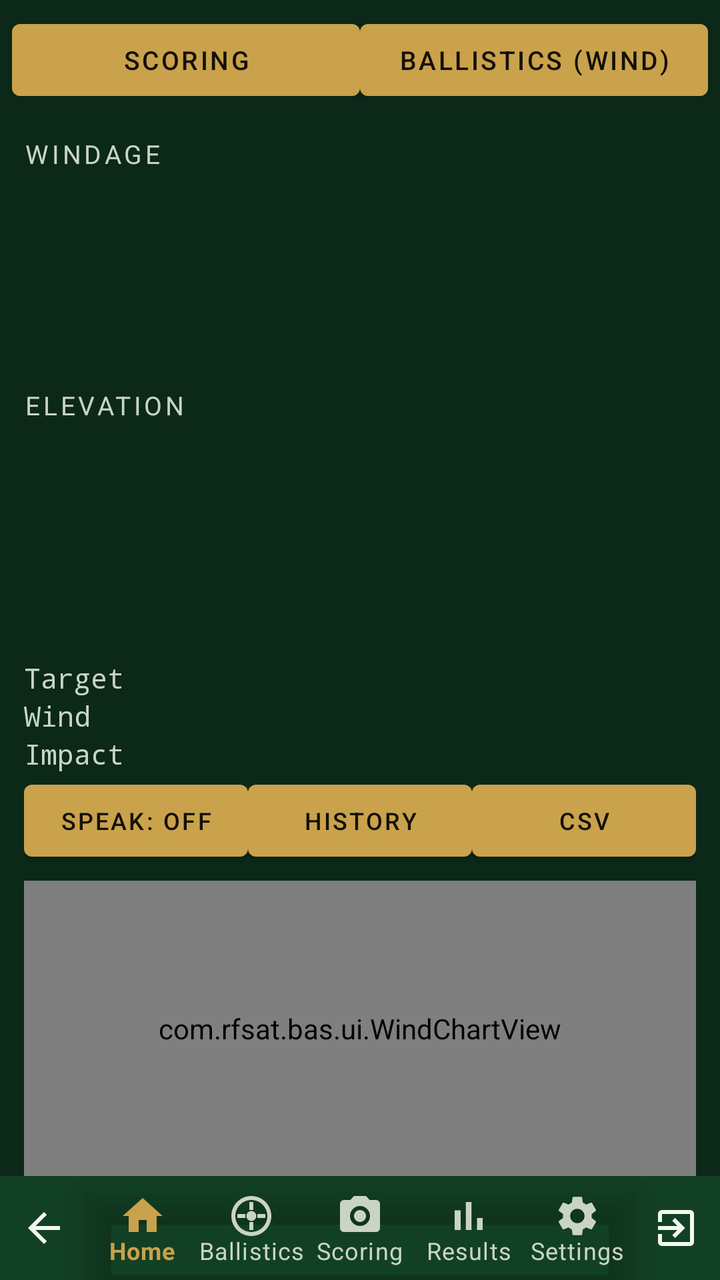
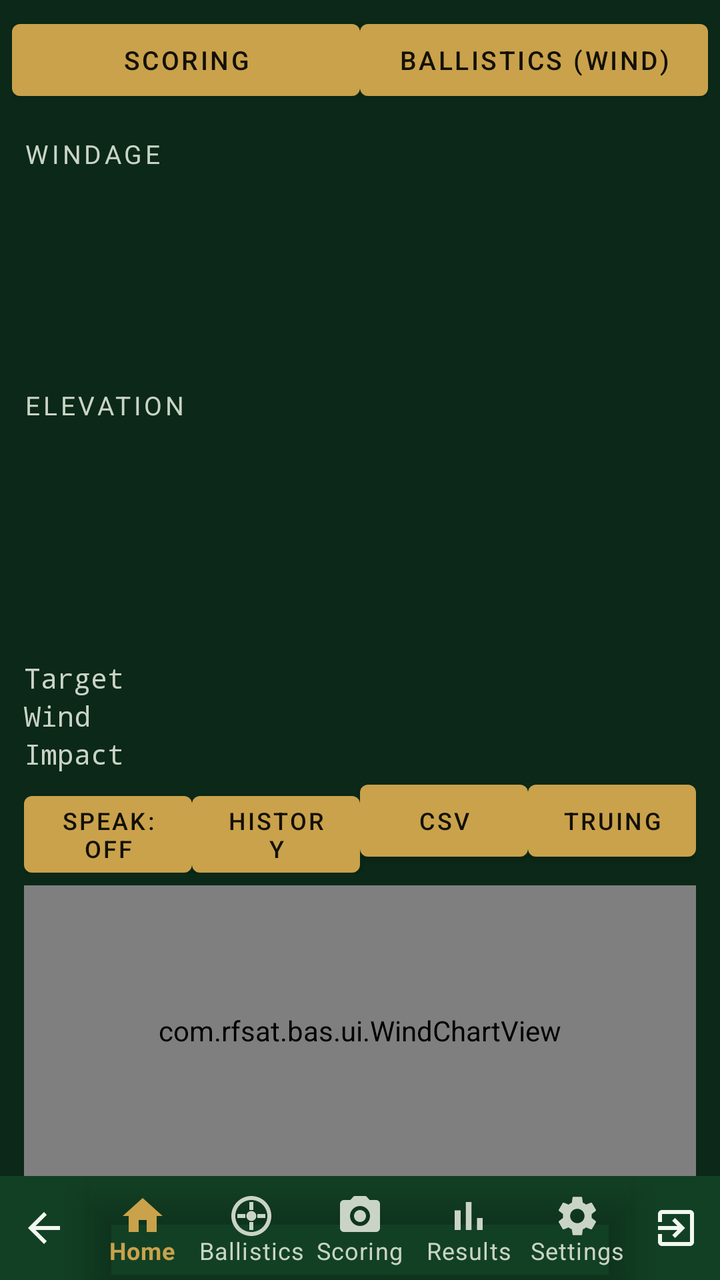

Two renders of the same Android screen: before a commit and after it. Below are the layout's source before the change and the commit's diff.
<!-- AndroidManifest.xml: application theme Theme.BAS -->
<!-- res/layout/activity_ballistics_results.xml -->
<?xml version="1.0" encoding="utf-8"?>
<LinearLayout xmlns:android="http://schemas.android.com/apk/res/android"
    xmlns:app="http://schemas.android.com/apk/res-auto"
    android:layout_width="match_parent"
    android:layout_height="match_parent"
    android:orientation="vertical">

    <LinearLayout
        android:layout_width="match_parent"
        android:layout_height="wrap_content"
        android:orientation="horizontal"
        android:padding="6dp">
        <Button android:id="@+id/btnTabScoring" android:text="Scoring"
            android:layout_width="0dp" android:layout_weight="1" android:layout_height="wrap_content"
            android:textSize="13sp" />
        <Button android:id="@+id/btnTabBallistics" android:text="Ballistics (wind)"
            android:layout_width="0dp" android:layout_weight="1" android:layout_height="wrap_content"
            android:textSize="13sp" />
    </LinearLayout>

    <LinearLayout
        android:layout_width="match_parent"
        android:layout_height="0dp"
        android:layout_weight="1"
        android:orientation="vertical"
        android:paddingStart="12dp"
        android:paddingEnd="12dp"
        android:paddingTop="8dp">

        
        <TextView
            android:id="@+id/tvWindageCaption"
            android:layout_width="match_parent"
            android:layout_height="wrap_content"
            android:maxLines="1"
            android:textSize="13sp"
            android:letterSpacing="0.12"
            android:text="WINDAGE" />

        <TextView
            android:id="@+id/tvWindageBig"
            android:layout_width="match_parent"
            android:layout_height="108dp"
            android:gravity="center"
            android:maxLines="1"
            android:textStyle="bold"
            android:textColor="?attr/colorAccent"
            android:autoSizeTextType="uniform"
            android:autoSizeMinTextSize="24sp"
            android:autoSizeMaxTextSize="110sp" />

        <TextView
            android:id="@+id/tvElevationCaption"
            android:layout_width="match_parent"
            android:layout_height="wrap_content"
            android:maxLines="1"
            android:textSize="13sp"
            android:letterSpacing="0.12"
            android:text="ELEVATION" />

        <TextView
            android:id="@+id/tvElevationBig"
            android:layout_width="match_parent"
            android:layout_height="108dp"
            android:gravity="center"
            android:maxLines="1"
            android:textStyle="bold"
            android:textColor="?attr/colorAccent"
            android:autoSizeTextType="uniform"
            android:autoSizeMinTextSize="24sp"
            android:autoSizeMaxTextSize="110sp" />

        
        <LinearLayout
            android:layout_width="match_parent"
            android:layout_height="wrap_content"
            android:layout_marginTop="10dp"
            android:orientation="horizontal">
            <TextView
                android:layout_width="wrap_content"
                android:layout_height="wrap_content"
                android:text="Target"
                android:textSize="14sp"
                android:fontFamily="monospace" />
            <TextView
                android:id="@+id/tvRowTarget"
                android:layout_width="0dp"
                android:layout_weight="1"
                android:layout_height="wrap_content"
                android:gravity="end"
                android:maxLines="1"
                android:autoSizeTextType="uniform"
                android:autoSizeMinTextSize="9sp"
                android:autoSizeMaxTextSize="14sp"
                android:fontFamily="monospace" />
        </LinearLayout>

        <LinearLayout
            android:layout_width="match_parent"
            android:layout_height="wrap_content"
            android:orientation="horizontal">
            <TextView
                android:layout_width="wrap_content"
                android:layout_height="wrap_content"
                android:text="Wind"
                android:textSize="14sp"
                android:fontFamily="monospace" />
            <TextView
                android:id="@+id/tvRowWind"
                android:layout_width="0dp"
                android:layout_weight="1"
                android:layout_height="wrap_content"
                android:gravity="end"
                android:maxLines="1"
                android:autoSizeTextType="uniform"
                android:autoSizeMinTextSize="9sp"
                android:autoSizeMaxTextSize="14sp"
                android:fontFamily="monospace" />
        </LinearLayout>

        
        <LinearLayout
            android:id="@+id/rowSession"
            android:layout_width="match_parent"
            android:layout_height="wrap_content"
            android:orientation="horizontal"
            android:visibility="gone">
            <TextView
                android:layout_width="wrap_content"
                android:layout_height="wrap_content"
                android:text="Session"
                android:textSize="14sp"
                android:fontFamily="monospace" />
            <TextView
                android:id="@+id/tvRowSession"
                android:layout_width="0dp"
                android:layout_weight="1"
                android:layout_height="wrap_content"
                android:gravity="end"
                android:maxLines="1"
                android:autoSizeTextType="uniform"
                android:autoSizeMinTextSize="9sp"
                android:autoSizeMaxTextSize="14sp"
                android:fontFamily="monospace" />
        </LinearLayout>

        <LinearLayout
            android:layout_width="match_parent"
            android:layout_height="wrap_content"
            android:orientation="horizontal">
            <TextView
                android:layout_width="wrap_content"
                android:layout_height="wrap_content"
                android:text="Impact"
                android:textSize="14sp"
                android:fontFamily="monospace" />
            <TextView
                android:id="@+id/tvRowImpact"
                android:layout_width="0dp"
                android:layout_weight="1"
                android:layout_height="wrap_content"
                android:gravity="end"
                android:maxLines="1"
                android:autoSizeTextType="uniform"
                android:autoSizeMinTextSize="9sp"
                android:autoSizeMaxTextSize="14sp"
                android:fontFamily="monospace" />
        </LinearLayout>

        <TextView
            android:id="@+id/tvWarnings"
            android:layout_width="match_parent"
            android:layout_height="wrap_content"
            android:layout_marginTop="4dp"
            android:textSize="12sp"
            android:visibility="gone" />

        
        <Button
            android:id="@+id/btnApplyToSet"
            android:layout_width="match_parent"
            android:layout_height="wrap_content"
            android:layout_marginTop="4dp"
            android:text="Apply wind estimate to other profile"
            android:visibility="gone" />

        
        <LinearLayout
            android:layout_width="match_parent"
            android:layout_height="wrap_content"
            android:orientation="horizontal">
            <Button android:id="@+id/btnSpeak" android:text="Speak: off"
                android:textSize="12sp"
                android:layout_width="0dp" android:layout_weight="1" android:layout_height="wrap_content"/>
            <Button android:id="@+id/btnHistory" android:text="History"
                android:textSize="12sp"
                android:layout_width="0dp" android:layout_weight="1" android:layout_height="wrap_content"/>
            <Button android:id="@+id/btnExportCsv" android:text="CSV"
                android:textSize="12sp"
                android:layout_width="0dp" android:layout_weight="1" android:layout_height="wrap_content"/>
        </LinearLayout>

        
        <com.rfsat.bas.ui.WindChartView
            android:id="@+id/windChart"
            android:layout_width="match_parent"
            android:layout_height="0dp"
            android:layout_weight="1"
            android:layout_marginTop="6dp" />

    </LinearLayout>

    <include layout="@layout/include_bottom_nav" />
</LinearLayout>
<!-- res/layout/include_bottom_nav.xml (included above) -->
<?xml version="1.0" encoding="utf-8"?>
<LinearLayout xmlns:android="http://schemas.android.com/apk/res/android"
    xmlns:app="http://schemas.android.com/apk/res-auto"
    android:layout_width="match_parent"
    android:layout_height="52dp"
    android:orientation="horizontal"
    android:background="?attr/colorSurface">

    
    <LinearLayout
        android:id="@+id/btnBack"
        android:layout_width="44dp"
        android:layout_height="match_parent"
        android:orientation="vertical"
        android:gravity="center"
        android:background="?attr/selectableItemBackgroundBorderless"
        android:contentDescription="Back">

        <ImageView
            android:layout_width="24dp"
            android:layout_height="24dp"
            android:src="@drawable/ic_nav_back"
            app:tint="?android:attr/textColorPrimary"
            android:importantForAccessibility="no" />
    </LinearLayout>

    <com.google.android.material.bottomnavigation.BottomNavigationView
        android:id="@+id/bottomNav"
        android:layout_width="0dp"
        android:layout_weight="1"
        android:layout_height="match_parent"
        android:background="@android:color/transparent"
        app:itemIconTint="@color/bottom_nav_item"
        app:itemTextColor="@color/bottom_nav_item"
        app:labelVisibilityMode="labeled"
        app:menu="@menu/bottom_nav_menu" />

    <LinearLayout
        android:id="@+id/btnExit"
        android:layout_width="44dp"
        android:layout_height="match_parent"
        android:orientation="vertical"
        android:gravity="center"
        android:background="?attr/selectableItemBackgroundBorderless"
        android:contentDescription="@string/nav_exit">

        
        <ImageView
            android:layout_width="24dp"
            android:layout_height="24dp"
            android:src="@drawable/ic_nav_exit"
            app:tint="?android:attr/textColorPrimary"
            android:importantForAccessibility="no" />
    </LinearLayout>
</LinearLayout>
<!-- resources referenced by this layout -->
<resources>
  <!-- drawable ic_nav_back (drawable) -->
  <vector xmlns:android="http://schemas.android.com/apk/res/android"
      android:width="24dp" android:height="24dp" android:viewportWidth="24" android:viewportHeight="24"
      android:tint="?attr/colorControlNormal">
      <path android:fillColor="@android:color/white"
          android:pathData="M20,11H7.8l5.6,-5.6L12,4l-8,8 8,8 1.4,-1.4L7.8,13H20V11z"/>
  </vector>
  <!-- drawable ic_nav_exit (drawable) -->
  <vector xmlns:android="http://schemas.android.com/apk/res/android"
      android:width="24dp" android:height="24dp"
      android:viewportWidth="24" android:viewportHeight="24">
      <path android:fillColor="@android:color/white" android:pathData="M10.09,15.59L11.5,17l5,-5 -5,-5 -1.41,1.41L12.67,11H3v2h9.67l-2.58,2.59zM19,3H5c-1.11,0 -2,0.9 -2,2v4h2V5h14v14H5v-4H3v4c0,1.1 0.89,2 2,2h14c1.1,0 2,-0.9 2,-2V5c0,-1.1 -0.9,-2 -2,-2z" />
  </vector>
  <string name="nav_exit">Exit</string>
  <style name="Theme.BAS" parent="Theme.BAS.Dark" />
  <style name="Theme.BAS.Dark" parent="Theme.BAS.Base">
          <item name="colorPrimaryDark">@color/dark_bg</item>
          <item name="basReticleColor">@color/reticle_dark</item>
          <item name="android:windowBackground">@color/dark_bg</item>
          <item name="colorSurface">@color/dark_surface</item>
          <item name="colorPrimary">@color/dark_accent</item>
          <item name="colorSecondary">@color/dark_accent</item>
          <item name="colorAccent">@color/dark_accent</item>
          <item name="colorOnPrimary">@color/dark_on_accent</item>
          <item name="colorOnSecondary">@color/dark_on_accent</item>
          <item name="android:colorBackground">@color/dark_surface</item>
          <item name="android:textColorPrimary">@color/dark_text</item>
          <item name="android:textColorSecondary">@color/dark_text_dim</item>
          <item name="android:textColorTertiary">#C9D4C6</item>
          <item name="android:textColorHint">#A6B2A4</item>
          <item name="colorOnSurface">@color/dark_text</item>
          <item name="colorOnBackground">@color/dark_text</item>
      </style>
  <style name="Theme.BAS.Base" parent="Theme.MaterialComponents.NoActionBar" />
  <color name="dark_bg">#0B2818</color>
  <color name="reticle_dark">#FFC400</color>
  <color name="dark_surface">#124024</color>
  <color name="dark_accent">#C9A24B</color>
  <color name="dark_on_accent">#141008</color>
  <color name="dark_text">#F2F7F0</color>
  <color name="dark_text_dim">#C9D4C6</color>
</resources>

<!-- the commit's change to res/layout/activity_ballistics_results.xml (unified diff, before → after) -->
@@ -198,6 +198,9 @@
             <Button android:id="@+id/btnExportCsv" android:text="CSV"
                 android:textSize="12sp"
                 android:layout_width="0dp" android:layout_weight="1" android:layout_height="wrap_content"/>
+            <Button android:id="@+id/btnTruing" android:text="Truing"
+                android:textSize="12sp"
+                android:layout_width="0dp" android:layout_weight="1" android:layout_height="wrap_content"/>
         </LinearLayout>
 
         
